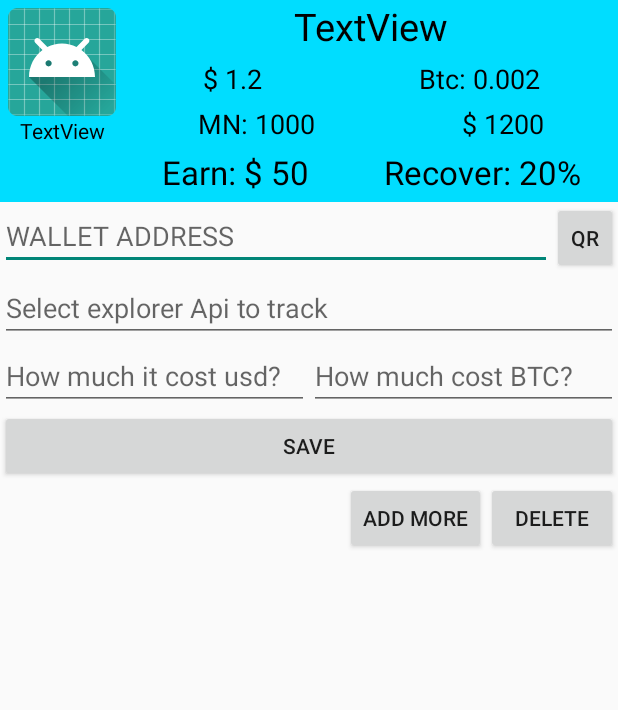
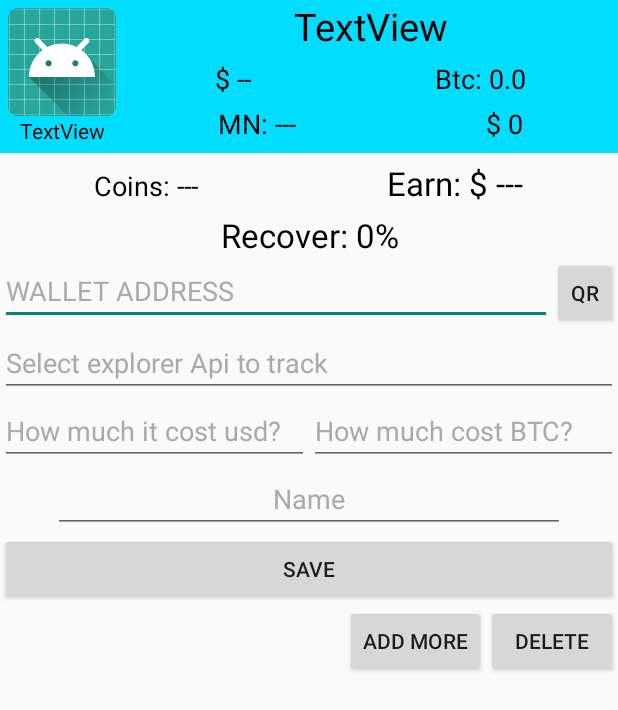
Before and after one commit to mephistov/CryptoCoins, an Android app: the layout row_tracking.xml on its own in the app's theme, with its tools: preview values and no code run, on a phone screen of 412 x 824 dp. Shown: the top 710 px of the screen. Run offline under Robolectric (Android 15) with nearby library versions, the phone set to English and light mode, and no system bars.

Commit message:
wallet track

```diff
--- a/CryptoMonedas/app/src/main/java/com/nicolasbahamon/cryptocoins/AllCoins.java
+++ b/CryptoMonedas/app/src/main/java/com/nicolasbahamon/cryptocoins/AllCoins.java
@@ -141,12 +141,12 @@ public class AllCoins extends Activity {
 
             priveUsd.setText("$ "+((Aplicacion) getApplication()).numberFormat(coins.get(position).price));
 
-            if(coins.get(position).porcentage_day<0){
+            if(coins.get(position).porcentage_hour<0){
                 change1h.setTextColor(Color.RED);
             }else{
                 change1h.setTextColor(Color.GREEN);
             }
-            if(coins.get(position).porcentage_hour<0){
+            if(coins.get(position).porcentage_day<0){
                 change24h.setTextColor(Color.RED);
             }else{
                 change24h.setTextColor(Color.GREEN);
--- a/CryptoMonedas/app/src/main/res/layout/row_tracking.xml
+++ b/CryptoMonedas/app/src/main/res/layout/row_tracking.xml
@@ -1,9 +1,16 @@
 <?xml version="1.0" encoding="utf-8"?>
-<RelativeLayout
-    xmlns:android="http://schemas.android.com/apk/res/android"
+<RelativeLayout xmlns:android="http://schemas.android.com/apk/res/android"
     xmlns:app="http://schemas.android.com/apk/res-auto"
     android:layout_width="match_parent"
-    android:layout_height="match_parent">
+    android:layout_height="wrap_content">
+
+    <ProgressBar
+        android:id="@+id/progressBar6"
+        style="?android:attr/progressBarStyle"
+        android:layout_width="wrap_content"
+        android:layout_height="wrap_content"
+        android:layout_centerInParent="true"
+        android:visibility="gone" />
 
     <LinearLayout
         android:id="@+id/alldata"
@@ -64,7 +71,7 @@
                         android:layout_height="wrap_content"
                         android:layout_weight="1"
                         android:gravity="center"
-                        android:text="$ 1.2"
+                        android:text="$ --"
                         android:textColor="#000000"
                         android:textSize="18sp" />
 
@@ -74,7 +81,7 @@
                         android:layout_height="wrap_content"
                         android:layout_weight="1"
                         android:gravity="center"
-                        android:text="Btc: 0.002"
+                        android:text="Btc: 0.0"
                         android:textColor="#000000"
                         android:textSize="18sp" />
                 </LinearLayout>
@@ -91,7 +98,7 @@
                         android:layout_height="wrap_content"
                         android:layout_weight="1"
                         android:gravity="center"
-                        android:text="MN: 1000"
+                        android:text="MN: ---"
                         android:textColor="#000000"
                         android:textSize="18sp" />
 
@@ -101,9 +108,14 @@
                         android:layout_height="wrap_content"
                         android:layout_weight="1"
                         android:gravity="center"
-                        android:text="$ 1200"
+                        android:text="$ 0"
                         android:textColor="#000000"
                         android:textSize="18sp" />
+                </LinearLayout>
+
+
+            </LinearLayout>
+
         </LinearLayout>
 
         <LinearLayout
@@ -114,28 +126,36 @@
             android:orientation="horizontal">
 
             <TextView
+                android:id="@+id/textView69"
+                android:layout_width="wrap_content"
+                android:layout_height="wrap_content"
+                android:layout_weight="1"
+                android:gravity="center"
+                android:text="Coins: ---"
+                android:textColor="#000000"
+                android:textSize="18sp" />
+
+            <TextView
                 android:id="@+id/textView51"
                 android:layout_width="wrap_content"
                 android:layout_height="wrap_content"
                 android:layout_weight="1"
                 android:gravity="center"
-                        android:text="Earn: $ 50"
+                android:text="Earn: $ ---"
                 android:textColor="#000000"
                 android:textSize="22sp" />
 
+        </LinearLayout>
+
         <TextView
             android:id="@+id/textView52"
-                        android:layout_width="wrap_content"
+            android:layout_width="match_parent"
             android:layout_height="wrap_content"
             android:layout_weight="1"
             android:gravity="center"
-                        android:text="Recover: 20%"
+            android:text="Recover: 0%"
             android:textColor="#000000"
             android:textSize="22sp" />
-                </LinearLayout>
-            </LinearLayout>
-
-        </LinearLayout>
 
         <LinearLayout
             android:id="@+id/addextradata"
@@ -155,7 +175,9 @@
                     android:layout_weight="1"
                     android:ems="10"
                     android:hint="@string/wallet"
-                    android:inputType="textPersonName" />
+                    android:inputType="textPersonName"
+                    android:textColor="#000000"
+                    android:textColorHint="@android:color/darker_gray" />
 
                 <Button
                     android:id="@+id/button6"
@@ -177,7 +199,9 @@
                     android:layout_weight="1"
                     android:ems="10"
                     android:hint="@string/api"
-                    android:inputType="textPersonName" />
+                    android:inputType="textPersonName"
+                    android:textColor="#000000"
+                    android:textColorHint="@android:color/darker_gray" />
 
             </LinearLayout>
 
@@ -193,7 +217,9 @@
                     android:layout_weight="1"
                     android:ems="10"
                     android:hint="How much it cost usd?"
-                    android:inputType="numberDecimal" />
+                    android:inputType="numberDecimal"
+                    android:textColor="#000000"
+                    android:textColorHint="@android:color/darker_gray" />
 
                 <EditText
                     android:id="@+id/editText5"
@@ -202,8 +228,23 @@
                     android:layout_weight="1"
                     android:ems="10"
                     android:hint="How much cost BTC?"
-                    android:inputType="numberDecimal" />
+                    android:inputType="numberDecimal"
+                    android:textColor="#000000"
+                    android:textColorHint="@android:color/darker_gray" />
             </LinearLayout>
+
+            <EditText
+                android:id="@+id/editText6"
+                android:layout_width="match_parent"
+                android:layout_height="wrap_content"
+                android:layout_marginEnd="35dp"
+                android:layout_marginStart="35dp"
+                android:ems="10"
+                android:gravity="center"
+                android:hint="Name"
+                android:inputType="textPersonName"
+                android:textColor="#000000"
+                android:textColorHint="@android:color/darker_gray" />
 
             <Button
                 android:id="@+id/button7"
```
Also changed, not shown: CryptoMonedas/app/build.gradle (+5 -2 lines), CryptoMonedas/app/src/main/AndroidManifest.xml (+8 -1 lines), CryptoMonedas/app/src/main/java/com/nicolasbahamon/cryptocoins/Aplicacion.java (+5 -5 lines), CryptoMonedas/app/src/main/java/com/nicolasbahamon/cryptocoins/TrackMasterNodes.java (+239 -3 lines), CryptoMonedas/app/src/main/java/com/nicolasbahamon/cryptocoins/data/DataBaseHelper.java (+56 -4 lines), CryptoMonedas/app/src/main/java/com/nicolasbahamon/cryptocoins/models/TrackingN.java (+7 -0 lines), CryptoMonedas/app/src/main/res/layout/activity_track_master_nodes.xml (+8 -0 lines). Lines whose indentation alone changed are shown as unchanged.
